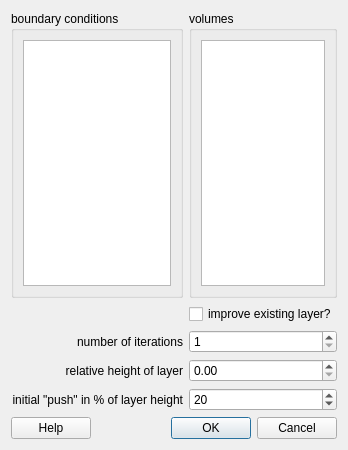
First picture: the form in src/guicreateboundarylayer.ui, repository enGits/engrid, before the edit.
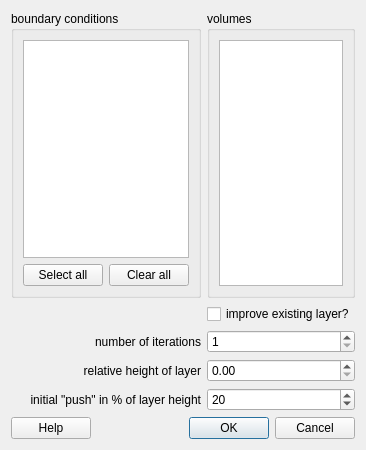
Second picture: the form after the edit. Icons and pictures are not drawn.

Commit message: added select all/clear all buttons to GuiCreateBoundaryLayer

```diff
--- a/src/guicreateboundarylayer.ui
+++ b/src/guicreateboundarylayer.ui
@@ -6,7 +6,7 @@
    <rect>
     <x>0</x>
     <y>0</y>
-    <width>322</width>
+    <width>347</width>
     <height>450</height>
    </rect>
   </property>
@@ -35,7 +35,7 @@
      <property name="title">
       <string>boundary conditions</string>
      </property>
-     <layout class="QHBoxLayout" name="horizontalLayout">
+     <layout class="QVBoxLayout" name="verticalLayout_2">
       <item>
        <widget class="QListWidget" name="listWidgetBC">
         <property name="sizePolicy">
@@ -52,6 +52,24 @@
         </property>
        </widget>
       </item>
+      <item>
+       <layout class="QHBoxLayout" name="horizontalLayout">
+        <item>
+         <widget class="QPushButton" name="pushButton_SelectAll_BC">
+          <property name="text">
+           <string>Select all</string>
+          </property>
+         </widget>
+        </item>
+        <item>
+         <widget class="QPushButton" name="pushButton_ClearAll_BC">
+          <property name="text">
+           <string>Clear all</string>
+          </property>
+         </widget>
+        </item>
+       </layout>
+      </item>
      </layout>
     </widget>
    </item>
```
The commit also changes 2 other files.
